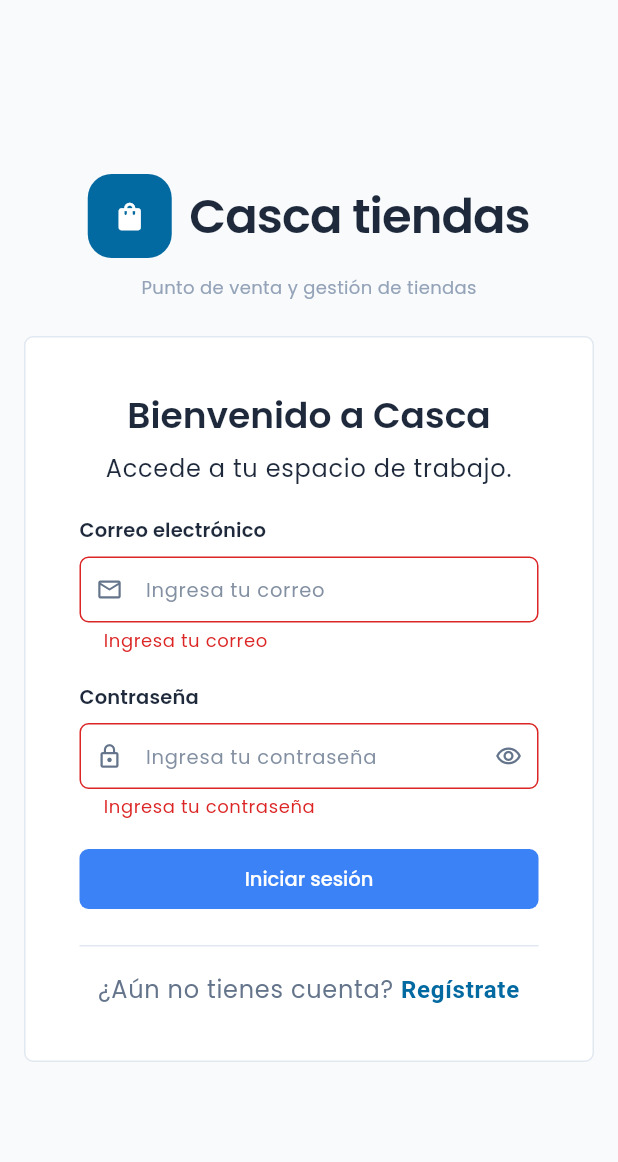
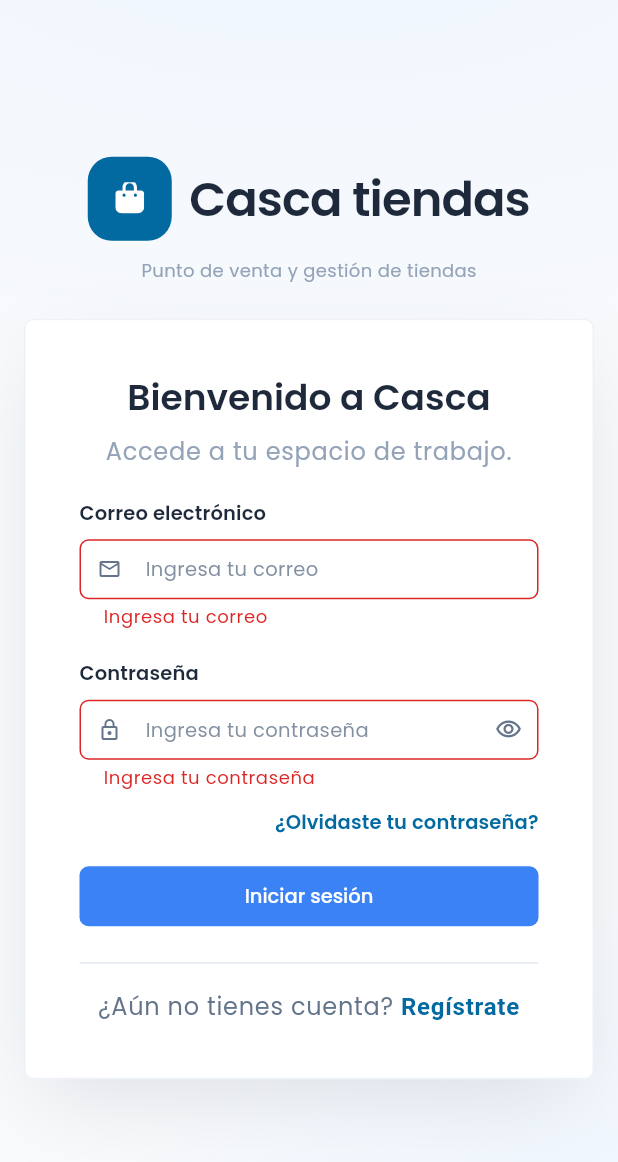
Before and after one commit to fumelolz/casca_app, a Flutter app: the screen it shows after launch, after a tap on "Iniciar sesión", on a phone screen of 412 x 824 dp. Shown: the top 1162 px of the screen. Run offline on Flutter 3.47's test engine with Material 3 defaults, Android fonts, the phone set to English and light mode, and no system bars; our stand-ins replace flutter_svg, material_ui.

Commit message:
Modificada pantalla

```diff
--- a/lib/features/auth/presentation/pages/login_page.dart
+++ b/lib/features/auth/presentation/pages/login_page.dart
@@ -2,6 +2,7 @@ import 'package:casca_app/app/theme/casca_radius.dart';
 import 'package:casca_app/app/theme/casca_spacing.dart';
 import 'package:casca_app/app/theme/casca_theme.dart';
 import 'package:casca_app/app/theme/casca_typography.dart';
+import 'package:flutter_svg/flutter_svg.dart';
 import 'package:material_ui/material_ui.dart';
 
 class LoginPage extends StatefulWidget {
@@ -82,14 +83,13 @@ class _LoginPageState extends State<LoginPage> {
       fontWeight: CascaFontWeight.semibold,
     );
 
-    debugPrint(
-      'ancho: ${MediaQuery.sizeOf(context).width}, '
-      'densidad: ${MediaQuery.devicePixelRatioOf(context)}, '
-      'texto: ${MediaQuery.textScalerOf(context)}',
-    );
-
     return Scaffold(
-      body: Center(
+      body: Stack(
+        children: [
+          Positioned.fill(
+            child: CustomPaint(painter: _GlowPainter(colors.infoSoft)),
+          ),
+          Center(
             child: SingleChildScrollView(
               padding: const EdgeInsets.symmetric(
                 horizontal: CascaSpacing.space4,
@@ -106,10 +106,18 @@ class _LoginPageState extends State<LoginPage> {
                     decoration: BoxDecoration(
                       color: colors.surface,
                       borderRadius: CascaRadius.sm,
-                  border: Border.all(color: colors.border),
+                      border: Border.all(
+                        color: colors.border.withValues(alpha: 0.6),
                       ),
-                child: Form(
-                  key: _formKey,
+                      boxShadow: const [
+                        BoxShadow(
+                          color: Color(0x1F0F172A),
+                          blurRadius: 50,
+                          spreadRadius: -12,
+                          offset: Offset(0, 20),
+                        ),
+                      ],
+                    ),
                     child: Column(
                       mainAxisSize: MainAxisSize.min,
                       crossAxisAlignment: CrossAxisAlignment.stretch,
@@ -123,19 +131,31 @@ class _LoginPageState extends State<LoginPage> {
                         Text(
                           'Accede a tu espacio de trabajo.',
                           textAlign: TextAlign.center,
-                        style: textTheme.bodyLarge,
+                          style: textTheme.bodyLarge?.copyWith(
+                            color: colors.textMuted,
+                          ),
                         ),
                         const SizedBox(height: CascaSpacing.space5),
+                        Form(
+                          key: _formKey,
+                          child: Column(
+                            crossAxisAlignment: CrossAxisAlignment.stretch,
+                            children: [
                               Text('Correo electrónico', style: labelStyle),
                               const SizedBox(height: CascaSpacing.space2),
                               TextFormField(
                                 controller: _emailController,
+                                style: textTheme.bodyMedium,
                                 keyboardType: TextInputType.emailAddress,
                                 validator: _validateEmail,
-                        autovalidateMode: AutovalidateMode.onUserInteraction,
+                                autovalidateMode:
+                                    AutovalidateMode.onUserInteraction,
                                 decoration: const InputDecoration(
                                   hintText: 'Ingresa tu correo',
-                          prefixIcon: Icon(Icons.mail_outline),
+                                  prefixIcon: Icon(
+                                    Icons.mail_outline,
+                                    size: 16,
+                                  ),
                                 ),
                               ),
                               const SizedBox(height: CascaSpacing.space5),
@@ -143,14 +163,20 @@ class _LoginPageState extends State<LoginPage> {
                               const SizedBox(height: CascaSpacing.space2),
                               TextFormField(
                                 controller: _passwordController,
+                                style: textTheme.bodyMedium,
                                 validator: _validatePassword,
-                        autovalidateMode: AutovalidateMode.onUserInteraction,
+                                autovalidateMode:
+                                    AutovalidateMode.onUserInteraction,
                                 obscureText: !_passwordVisible,
                                 decoration: InputDecoration(
                                   hintText: 'Ingresa tu contraseña',
-                          prefixIcon: const Icon(Icons.lock_outline),
+                                  prefixIcon: const Icon(
+                                    Icons.lock_outline,
+                                    size: 16,
+                                  ),
                                   suffixIcon: IconButton(
                                     onPressed: _togglePasswordVisibility,
+                                    iconSize: 18,
                                     icon: Icon(
                                       _passwordVisible
                                           ? Icons.visibility_off_outlined
@@ -159,8 +185,18 @@ class _LoginPageState extends State<LoginPage> {
                                   ),
                                 ),
                               ),
+                              const SizedBox(height: CascaSpacing.space3),
+                              Align(
+                                alignment: Alignment.centerRight,
+                                child: Text(
+                                  '¿Olvidaste tu contraseña?',
+                                  style: labelStyle?.copyWith(
+                                    color: colors.info,
+                                  ),
+                                ),
+                              ),
                               if (error != null) ...[
-                        const SizedBox(height: CascaSpacing.space3),
+                                const SizedBox(height: CascaSpacing.space5),
                                 Text(
                                   error,
                                   style: textTheme.bodyMedium?.copyWith(
@@ -183,13 +219,18 @@ class _LoginPageState extends State<LoginPage> {
                                           color: colors.onPrimary,
                                         ),
                                       ),
-                              const SizedBox(width: CascaSpacing.space2),
+                                      const SizedBox(
+                                        width: CascaSpacing.space2,
+                                      ),
                                     ],
                                     const Text('Iniciar sesión'),
                                   ],
                                 ),
                               ),
-                      const SizedBox(height: 24),
+                            ],
+                          ),
+                        ),
+                        const SizedBox(height: CascaSpacing.space6),
                         const Divider(),
                         const SizedBox(height: CascaSpacing.space4),
                         Text.rich(
@@ -213,10 +254,11 @@ class _LoginPageState extends State<LoginPage> {
                       ],
                     ),
                   ),
-              ),
                 ],
               ),
             ),
+          ),
+        ],
       ),
     );
   }
@@ -242,12 +284,19 @@ class _Brand extends StatelessWidget {
                 color: colors.info,
                 borderRadius: BorderRadius.circular(16),
               ),
-              child: Icon(Icons.shopping_bag, color: colors.onInfo, size: 22),
+              alignment: Alignment.center,
+              child: SvgPicture.asset(
+                'assets/icons/bag-shopping.svg',
+                height: 22,
+                colorFilter: ColorFilter.mode(colors.onInfo, BlendMode.srcIn),
+              ),
             ),
             const SizedBox(width: CascaSpacing.space3),
-            Text(
+            Flexible(
+              child: Text(
                 'Casca tiendas',
                 style: textTheme.displaySmall?.copyWith(letterSpacing: -0.64),
+              ),
             ),
           ],
         ),
@@ -260,3 +309,58 @@ class _Brand extends StatelessWidget {
     );
   }
 }
+
+class _GlowPainter extends CustomPainter {
+  const _GlowPainter(this.color);
+
+  final Color color;
+
+  @override
+  void paint(Canvas canvas, Size size) {
+    _paintGlow(
+      canvas,
+      size,
+      center: Offset(size.width / 2, -size.height * 0.1),
+      radiusX: 960,
+      radiusY: 480,
+    );
+    _paintGlow(
+      canvas,
+      size,
+      center: Offset(size.width, size.height),
+      radiusX: 480,
+      radiusY: 320,
+    );
+  }
+
+  void _paintGlow(
+    Canvas canvas,
+    Size size, {
+    required Offset center,
+    required double radiusX,
+    required double radiusY,
+  }) {
+    final scaleY = radiusY / radiusX;
+    final shader = RadialGradient(
+      colors: [color, color.withValues(alpha: 0)],
+      stops: const [0, 0.7],
+    ).createShader(Rect.fromCircle(center: Offset.zero, radius: radiusX));
+
+    canvas.save();
+    canvas.translate(center.dx, center.dy);
+    canvas.scale(1, scaleY);
+    canvas.drawRect(
+      Rect.fromLTRB(
+        -center.dx,
+        -center.dy / scaleY,
+        size.width - center.dx,
+        (size.height - center.dy) / scaleY,
+      ),
+      Paint()..shader = shader,
+    );
+    canvas.restore();
+  }
+
+  @override
+  bool shouldRepaint(_GlowPainter oldDelegate) => oldDelegate.color != color;
+}
```
Lines whose indentation alone changed are shown as unchanged.
